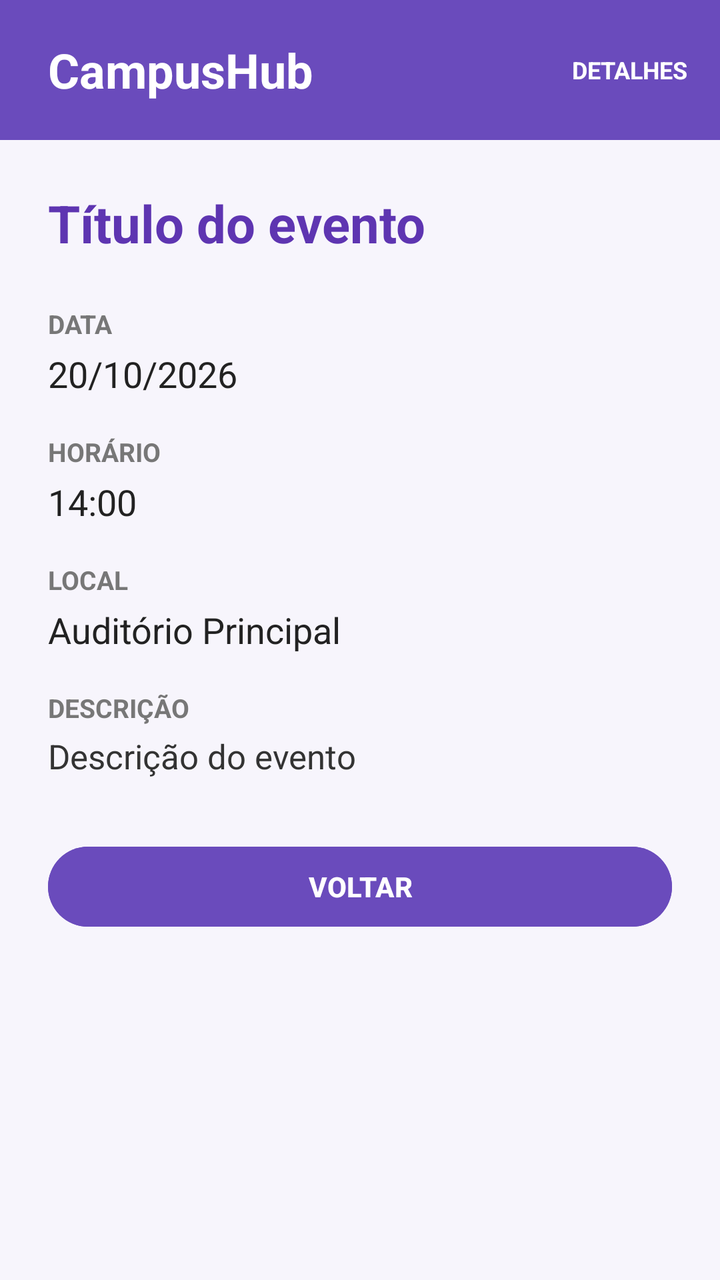
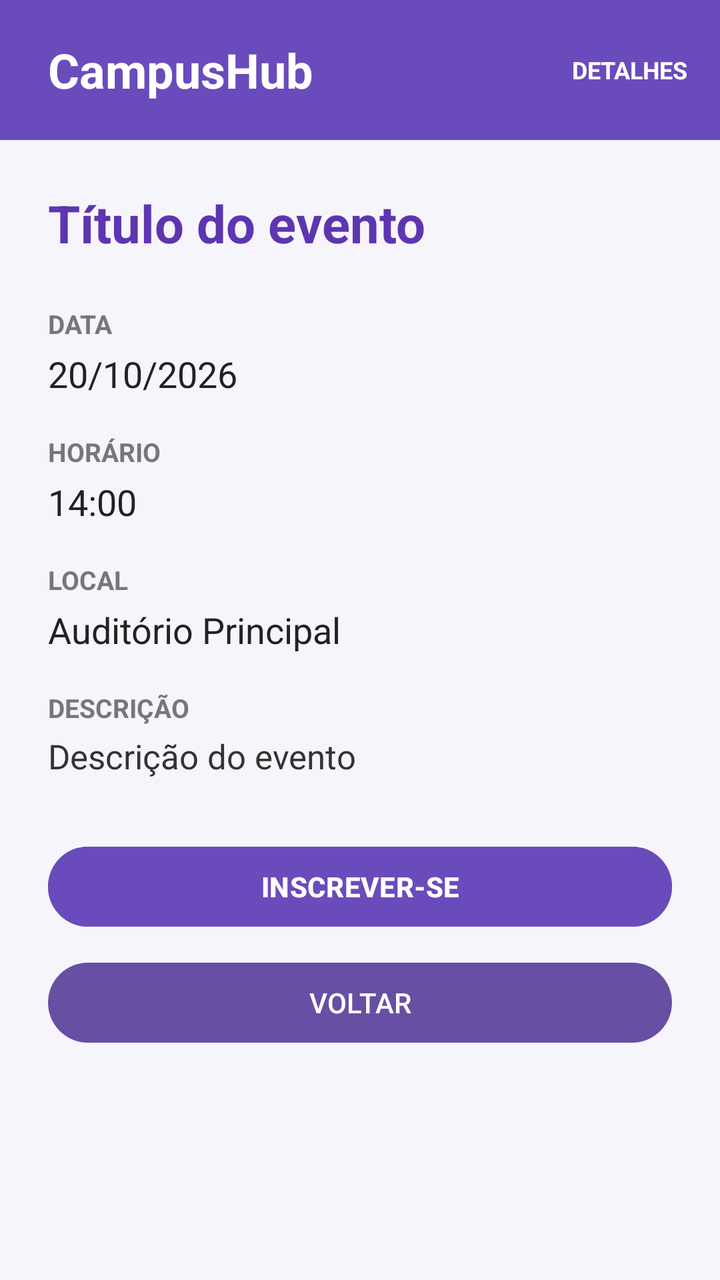

Two renders of the same Android screen: before a commit and after it. Below are the layout's source before the change and the commit's diff.
<!-- AndroidManifest.xml: application theme Theme.LoginFirebase -->
<!-- res/layout/activity_detalhes_evento.xml -->
<?xml version="1.0" encoding="utf-8"?>
<LinearLayout xmlns:android="http://schemas.android.com/apk/res/android"
    android:layout_width="match_parent"
    android:layout_height="match_parent"
    android:orientation="vertical"
    android:background="#F7F5FC">

    
    <LinearLayout
        android:layout_width="match_parent"
        android:layout_height="70dp"
        android:orientation="horizontal"
        android:gravity="center_vertical"
        android:paddingStart="24dp"
        android:paddingEnd="16dp"
        android:background="#6A4BBC">

        <TextView
            android:layout_width="0dp"
            android:layout_height="wrap_content"
            android:layout_weight="1"
            android:text="CampusHub"
            android:textColor="#FFFFFF"
            android:textSize="24sp"
            android:textStyle="bold" />

        <TextView
            android:layout_width="wrap_content"
            android:layout_height="wrap_content"
            android:text="DETALHES"
            android:textColor="#FFFFFF"
            android:textSize="12sp"
            android:textStyle="bold" />

    </LinearLayout>

    
    <ScrollView
        android:layout_width="match_parent"
        android:layout_height="0dp"
        android:layout_weight="1">

        <LinearLayout
            android:layout_width="match_parent"
            android:layout_height="wrap_content"
            android:orientation="vertical"
            android:padding="24dp">

            <TextView
                android:id="@+id/txtTituloEvento"
                android:layout_width="match_parent"
                android:layout_height="wrap_content"
                android:text="Título do evento"
                android:textColor="#5E35B1"
                android:textSize="26sp"
                android:textStyle="bold"
                android:layout_marginBottom="24dp" />

            <TextView
                android:layout_width="wrap_content"
                android:layout_height="wrap_content"
                android:text="DATA"
                android:textColor="#777777"
                android:textSize="13sp"
                android:textStyle="bold" />

            <TextView
                android:id="@+id/txtDataEvento"
                android:layout_width="match_parent"
                android:layout_height="wrap_content"
                android:text="20/10/2026"
                android:textColor="#222222"
                android:textSize="18sp"
                android:layout_marginTop="4dp"
                android:layout_marginBottom="18dp" />

            <TextView
                android:layout_width="wrap_content"
                android:layout_height="wrap_content"
                android:text="HORÁRIO"
                android:textColor="#777777"
                android:textSize="13sp"
                android:textStyle="bold" />

            <TextView
                android:id="@+id/txtHorarioEvento"
                android:layout_width="match_parent"
                android:layout_height="wrap_content"
                android:text="14:00"
                android:textColor="#222222"
                android:textSize="18sp"
                android:layout_marginTop="4dp"
                android:layout_marginBottom="18dp" />

            <TextView
                android:layout_width="wrap_content"
                android:layout_height="wrap_content"
                android:text="LOCAL"
                android:textColor="#777777"
                android:textSize="13sp"
                android:textStyle="bold" />

            <TextView
                android:id="@+id/txtLocalEvento"
                android:layout_width="match_parent"
                android:layout_height="wrap_content"
                android:text="Auditório Principal"
                android:textColor="#222222"
                android:textSize="18sp"
                android:layout_marginTop="4dp"
                android:layout_marginBottom="18dp" />

            <TextView
                android:layout_width="wrap_content"
                android:layout_height="wrap_content"
                android:text="DESCRIÇÃO"
                android:textColor="#777777"
                android:textSize="13sp"
                android:textStyle="bold" />

            <TextView
                android:id="@+id/txtDescricaoEvento"
                android:layout_width="match_parent"
                android:layout_height="wrap_content"
                android:text="Descrição do evento"
                android:textColor="#333333"
                android:textSize="17sp"
                android:layout_marginTop="4dp"
                android:layout_marginBottom="30dp" />

            <Button
                android:id="@+id/btnVoltar"
                android:layout_width="match_parent"
                android:layout_height="wrap_content"
                android:text="VOLTAR"
                android:textColor="#FFFFFF"
                android:textStyle="bold"
                android:backgroundTint="#6A4BBC" />

        </LinearLayout>

    </ScrollView>

</LinearLayout>
<!-- resources referenced by this layout -->
<resources>
  <style name="Theme.LoginFirebase" parent="Base.Theme.LoginFirebase" />
  <style name="Base.Theme.LoginFirebase" parent="Theme.Material3.DayNight.NoActionBar">
          
          
      </style>
</resources>

<!-- the commit's change to res/layout/activity_detalhes_evento.xml (unified diff, before → after) -->
@@ -5,7 +5,6 @@
     android:orientation="vertical"
     android:background="#F7F5FC">
 
-    
     <LinearLayout
         android:layout_width="match_parent"
         android:layout_height="70dp"
@@ -34,7 +33,6 @@
 
     </LinearLayout>
 
-    
     <ScrollView
         android:layout_width="match_parent"
         android:layout_height="0dp"
@@ -129,13 +127,20 @@
                 android:layout_marginBottom="30dp" />
 
             <Button
+                android:id="@+id/btnInscrever"
+                android:layout_width="match_parent"
+                android:layout_height="wrap_content"
+                android:text="INSCREVER-SE"
+                android:textColor="#FFFFFF"
+                android:textStyle="bold"
+                android:backgroundTint="#6A4BBC" />
+
+            <Button
                 android:id="@+id/btnVoltar"
                 android:layout_width="match_parent"
                 android:layout_height="wrap_content"
-                android:text="VOLTAR"
-                android:textColor="#FFFFFF"
-                android:textStyle="bold"
-                android:backgroundTint="#6A4BBC" />
+                android:layout_marginTop="10dp"
+                android:text="VOLTAR" />
 
         </LinearLayout>
 
